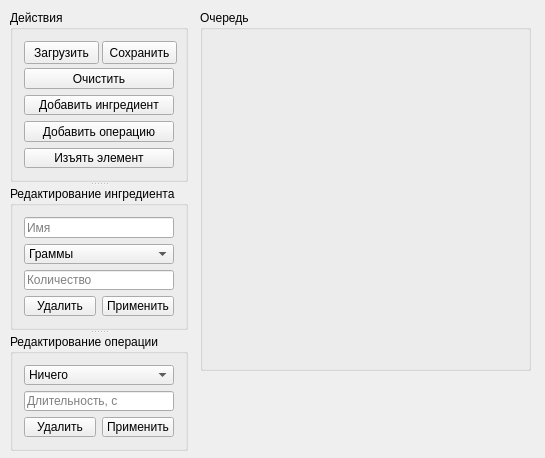
Qt form Project_1/QtGu_CookRobot/QtGu_CookRobot.ui (AsciiShell/hse_cs_and_programming) before a commit.
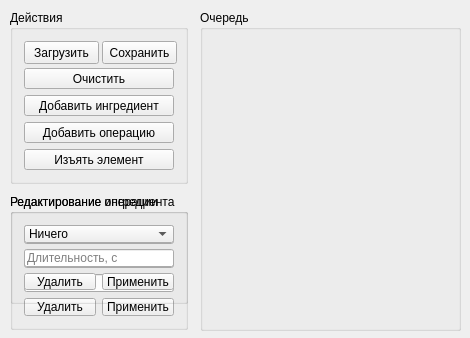
The same form after that commit.

The edit to the form file:
```diff
--- a/Project_1/QtGu_CookRobot/QtGu_CookRobot.ui
+++ b/Project_1/QtGu_CookRobot/QtGu_CookRobot.ui
@@ -6,14 +6,14 @@
    <rect>
     <x>0</x>
     <y>0</y>
-    <width>545</width>
-    <height>458</height>
+    <width>470</width>
+    <height>338</height>
    </rect>
   </property>
   <property name="minimumSize">
    <size>
-    <width>545</width>
-    <height>458</height>
+    <width>470</width>
+    <height>338</height>
    </size>
   </property>
   <property name="windowTitle">
@@ -25,8 +25,8 @@
      <rect>
       <x>200</x>
       <y>10</y>
-      <width>331</width>
-      <height>361</height>
+      <width>261</width>
+      <height>321</height>
      </rect>
     </property>
     <property name="minimumSize">
@@ -42,19 +42,15 @@
      <string>Очередь</string>
     </property>
    </widget>
-   <widget class="QSplitter" name="splitter">
-    <property name="geometry">
-     <rect>
-      <x>10</x>
-      <y>10</y>
-      <width>178</width>
-      <height>441</height>
-     </rect>
-    </property>
-    <property name="orientation">
-     <enum>Qt::Vertical</enum>
-    </property>
     <widget class="QGroupBox" name="groupBox_controls">
+    <property name="geometry">
+     <rect>
+      <x>10</x>
+      <y>10</y>
+      <width>178</width>
+      <height>174</height>
+     </rect>
+    </property>
      <property name="minimumSize">
       <size>
        <width>178</width>
@@ -126,6 +122,14 @@
      </layout>
     </widget>
     <widget class="QGroupBox" name="groupBox_ingredient">
+    <property name="geometry">
+     <rect>
+      <x>10</x>
+      <y>194</y>
+      <width>178</width>
+      <height>136</height>
+     </rect>
+    </property>
      <property name="minimumSize">
       <size>
        <width>174</width>
@@ -190,6 +194,14 @@
      </layout>
     </widget>
     <widget class="QGroupBox" name="groupBox_operation">
+    <property name="geometry">
+     <rect>
+      <x>10</x>
+      <y>194</y>
+      <width>178</width>
+      <height>110</height>
+     </rect>
+    </property>
      <property name="sizePolicy">
       <sizepolicy hsizetype="Preferred" vsizetype="Preferred">
        <horstretch>0</horstretch>
@@ -272,7 +284,6 @@
        </layout>
       </item>
      </layout>
-    </widget>
    </widget>
   </widget>
  </widget>
```
Lines whose indentation alone changed are shown as unchanged.
